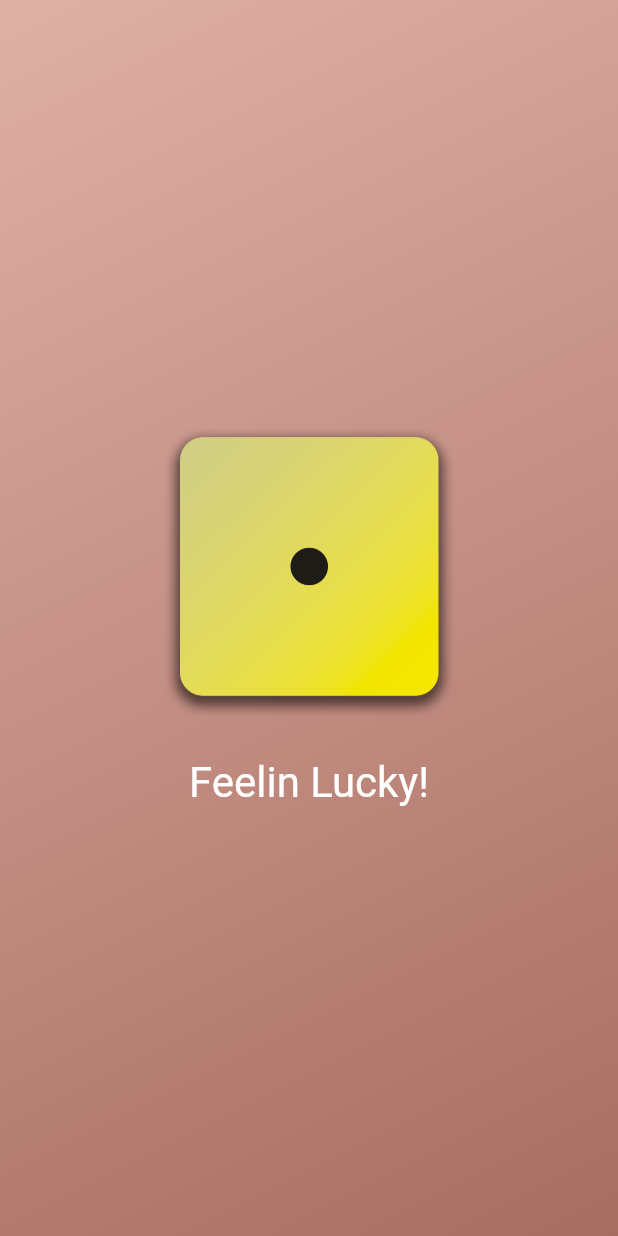
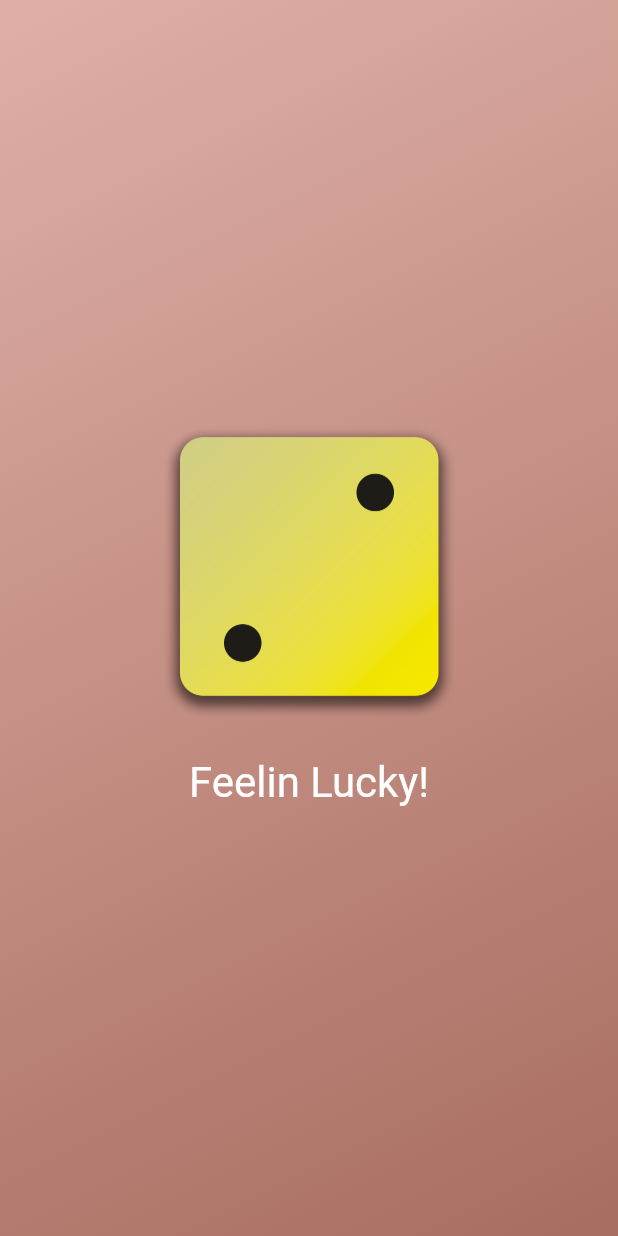
Before and after one commit to Ihyatt/dicee, a Flutter app: the screen it shows after launch, on a phone screen of 412 x 824 dp. Run offline on Flutter 3.47's test engine with Material 2 defaults, Android fonts, the phone set to English and light mode, and no system bars.

Commit message:
completed dice app

```diff
--- /dev/null
+++ b/lib/dice_roller.dart
@@ -0,0 +1,45 @@
+
+import 'dart:math';
+import 'package:flutter/material.dart';
+
+final randomizer = Random();
+
+class DiceRoller extends StatefulWidget {
+  const DiceRoller({super.key});
+
+  @override
+  State<DiceRoller> createState() {
+    return _DiceRollerState();
+  }
+}
+
+class _DiceRollerState extends State<DiceRoller> {
+  var currentDiceRoll = 2;
+
+  void rollDice() {
+    setState(() {
+      currentDiceRoll = randomizer.nextInt(4) + 1;
+    });
+
+  }
+
+  @override
+  build(context){
+    return Column(mainAxisSize: MainAxisSize.min, children: [
+      Image.asset(
+        'assets/images/dice-$currentDiceRoll.png',
+        width: 200,
+      ),
+      const SizedBox(height: 20),
+      TextButton(
+        onPressed: rollDice,
+        style: TextButton.styleFrom(
+          foregroundColor: Colors.white,
+          textStyle: const TextStyle(fontSize: 28),
+        ),
+        child: const Text('Feelin Lucky!'),
+      ),
+    ],
+    );
+  }
+}
--- a/lib/gradient_container.dart
+++ b/lib/gradient_container.dart
@@ -1,16 +1,14 @@
 import 'package:flutter/material.dart';
-import 'package:dicee/styled_text.dart';
+import 'package:dicee/dice_roller.dart';
 
 const startAlignment = Alignment.topLeft;
 const endAlignment = Alignment.bottomRight;
 
 class GradientContainer extends StatelessWidget {
-  GradientContainer({super.key, required this.gradientColors});
+  const GradientContainer({super.key, required this.gradientColors});
 
   final List<Color> gradientColors;
-  var activeDiceImage = 'assets/images/dice-1.png';
 
-  void rollDice() {}
 
   @override
   Widget build(context) {
@@ -22,22 +20,8 @@ class GradientContainer extends StatelessWidget {
           end: endAlignment,
         ),
       ),
-      child: Center(
-        child: Column(mainAxisSize: MainAxisSize.min, children: [
-          Image.asset(
-            activeDiceImage,
-            width: 200,
-          ),
-          const SizedBox(height: 20),
-          TextButton(
-            onPressed: rollDice,
-            style: TextButton.styleFrom(
-              foregroundColor: Colors.white,
-              textStyle: const TextStyle(fontSize: 28),
-            ),
-            child: const Text('Feelin Lucky!'),
-          ),
-        ]),
+      child: const Center(
+        child: DiceRoller(),
       ),
     );
   }
```
